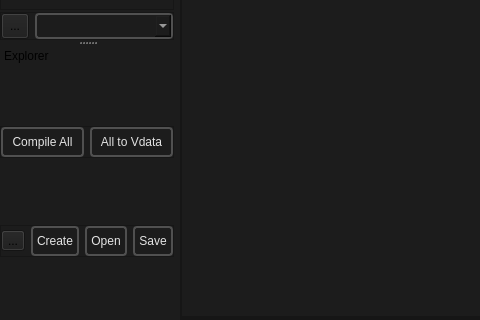
Before: the Qt Designer form smartprop_editor/main.ui in dertwist/Hammer5Tools, drawn with Qt 5; both pictures show x 0 to 480 and y 400 to 720 of the 1280 by 720 pixel window.
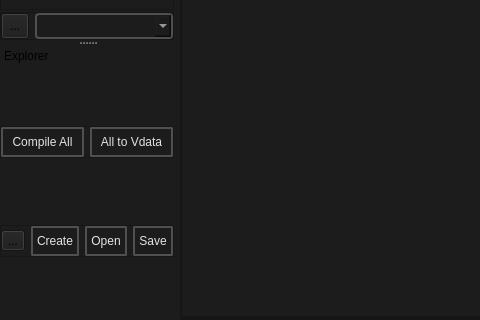
After: the same form once the commit is applied. Icons and pictures are not drawn.

Commit message: Reduced the font size of the buttons in smartpro editor

What changed in the file:
```diff
--- a/smartprop_editor/main.ui
+++ b/smartprop_editor/main.ui
@@ -768,11 +768,11 @@
     /* QPushButton default and hover styles */
     QPushButton {
 
-        font: 600 10pt &quot;Segoe UI&quot;;
+        font: 580 9pt &quot;Segoe UI&quot;;
 	
 
         border: 2px solid black;
-        border-radius: 4px;
+        border-radius: 2px;
         border-color: rgba(80, 80, 80, 255);
         height:22px;
         padding-top: 2px;
@@ -804,8 +804,8 @@
           </property>
           <property name="iconSize">
            <size>
-            <width>24</width>
-            <height>24</height>
+            <width>20</width>
+            <height>20</height>
            </size>
           </property>
           <property name="shortcut">
@@ -823,11 +823,11 @@
     /* QPushButton default and hover styles */
     QPushButton {
 
-        font: 600 10pt &quot;Segoe UI&quot;;
+        font: 580 9pt &quot;Segoe UI&quot;;
 	
 
         border: 2px solid black;
-        border-radius: 4px;
+        border-radius: 2px;
         border-color: rgba(80, 80, 80, 255);
         height:22px;
         padding-top: 2px;
@@ -859,8 +859,8 @@
           </property>
           <property name="iconSize">
            <size>
-            <width>24</width>
-            <height>24</height>
+            <width>18</width>
+            <height>18</height>
            </size>
           </property>
           <property name="shortcut">
@@ -925,11 +925,11 @@
     /* QPushButton default and hover styles */
     QPushButton {
 
-        font: 600 10pt &quot;Segoe UI&quot;;
+        font: 580 9pt &quot;Segoe UI&quot;;
 	
 
         border: 2px solid black;
-        border-radius: 4px;
+        border-radius: 2px;
         border-color: rgba(80, 80, 80, 255);
         height:22px;
         padding-top: 2px;
@@ -961,8 +961,8 @@
           </property>
           <property name="iconSize">
            <size>
-            <width>24</width>
-            <height>24</height>
+            <width>20</width>
+            <height>20</height>
            </size>
           </property>
           <property name="shortcut">
@@ -980,11 +980,11 @@
     /* QPushButton default and hover styles */
     QPushButton {
 
-        font: 600 10pt &quot;Segoe UI&quot;;
+        font: 580 9pt &quot;Segoe UI&quot;;
 	
 
         border: 2px solid black;
-        border-radius: 4px;
+        border-radius: 2px;
         border-color: rgba(80, 80, 80, 255);
         height:22px;
         padding-top: 2px;
@@ -1016,8 +1016,8 @@
           </property>
           <property name="iconSize">
            <size>
-            <width>24</width>
-            <height>24</height>
+            <width>20</width>
+            <height>20</height>
            </size>
           </property>
           <property name="shortcut">
@@ -1035,11 +1035,11 @@
     /* QPushButton default and hover styles */
     QPushButton {
 
-        font: 600 10pt &quot;Segoe UI&quot;;
+        font: 580 9pt &quot;Segoe UI&quot;;
 	
 
         border: 2px solid black;
-        border-radius: 4px;
+        border-radius: 2px;
         border-color: rgba(80, 80, 80, 255);
         height:22px;
         padding-top: 2px;
@@ -1071,8 +1071,8 @@
           </property>
           <property name="iconSize">
            <size>
-            <width>24</width>
-            <height>24</height>
+            <width>20</width>
+            <height>20</height>
            </size>
           </property>
           <property name="shortcut">
```
Left out of the diff: 64 changed lines with no effect on the pictures. The commit also changes 5 other files.
